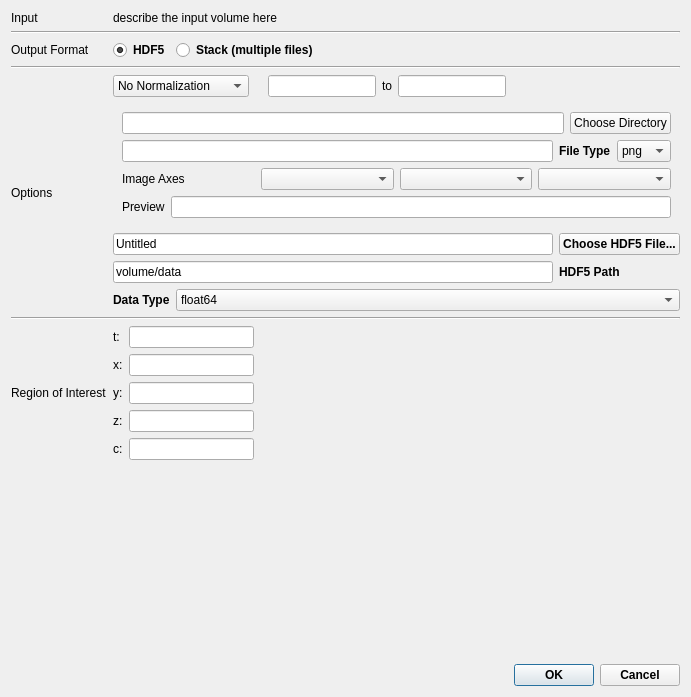
Above: volumina/widgets/ui/exporterDlg.ui from ilastik/volumina before the change. Below: the same form after it.
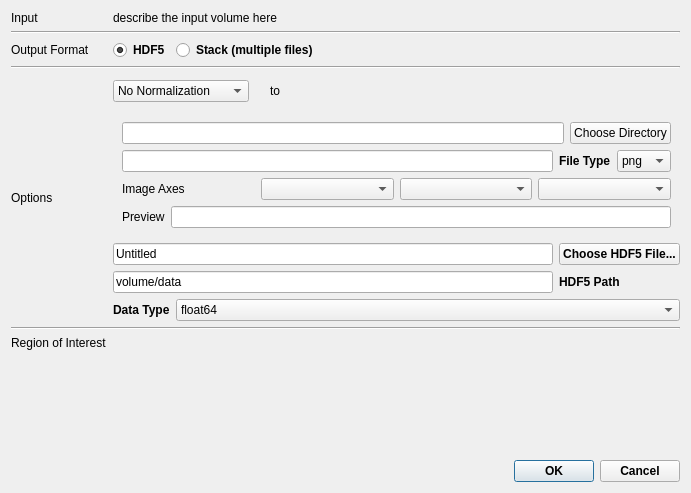
That is the form after the change. Custom widgets are drawn as their Qt base class.

Commit message: updated export dialog to use a separate widget for value ranges

The edit to the form file:
```diff
--- a/volumina/widgets/ui/exporterDlg.ui
+++ b/volumina/widgets/ui/exporterDlg.ui
@@ -7,7 +7,7 @@
     <x>0</x>
     <y>0</y>
     <width>691</width>
-    <height>697</height>
+    <height>493</height>
    </rect>
   </property>
   <property name="windowTitle">
@@ -350,198 +350,8 @@
        </property>
       </widget>
      </item>
-     <item row="9" column="1">
-      <layout class="QGridLayout" name="gridLayout_5">
-       <item row="0" column="0">
-        <widget class="QLabel" name="label_27">
-         <property name="text">
-          <string>t:</string>
-         </property>
-        </widget>
-       </item>
-       <item row="1" column="0">
-        <widget class="QLabel" name="label_24">
-         <property name="text">
-          <string>x:</string>
-         </property>
-        </widget>
-       </item>
-       <item row="2" column="0">
-        <widget class="QLabel" name="label_25">
-         <property name="text">
-          <string>y:</string>
-         </property>
-        </widget>
-       </item>
-       <item row="3" column="0">
-        <widget class="QLabel" name="label_26">
-         <property name="text">
-          <string>z:</string>
-         </property>
-        </widget>
-       </item>
-       <item row="4" column="1">
-        <widget class="QLineEdit" name="lineEditOutputShapeC">
-         <property name="sizePolicy">
-          <sizepolicy hsizetype="Minimum" vsizetype="Fixed">
-           <horstretch>0</horstretch>
-           <verstretch>0</verstretch>
-          </sizepolicy>
-         </property>
-         <property name="font">
-          <font>
-           <weight>75</weight>
-           <bold>true</bold>
-          </font>
-         </property>
-         <property name="alignment">
-          <set>Qt::AlignCenter</set>
-         </property>
-        </widget>
-       </item>
-       <item row="4" column="0">
-        <widget class="QLabel" name="label_28">
-         <property name="text">
-          <string>c:</string>
-         </property>
-        </widget>
-       </item>
-       <item row="2" column="1">
-        <widget class="QLineEdit" name="lineEditOutputShapeY">
-         <property name="sizePolicy">
-          <sizepolicy hsizetype="Minimum" vsizetype="Fixed">
-           <horstretch>0</horstretch>
-           <verstretch>0</verstretch>
-          </sizepolicy>
-         </property>
-         <property name="font">
-          <font>
-           <weight>75</weight>
-           <bold>true</bold>
-          </font>
-         </property>
-         <property name="alignment">
-          <set>Qt::AlignCenter</set>
-         </property>
-        </widget>
-       </item>
-       <item row="1" column="1">
-        <widget class="QLineEdit" name="lineEditOutputShapeX">
-         <property name="sizePolicy">
-          <sizepolicy hsizetype="Minimum" vsizetype="Fixed">
-           <horstretch>0</horstretch>
-           <verstretch>0</verstretch>
-          </sizepolicy>
-         </property>
-         <property name="font">
-          <font>
-           <weight>75</weight>
-           <bold>true</bold>
-          </font>
-         </property>
-         <property name="alignment">
-          <set>Qt::AlignCenter</set>
-         </property>
-        </widget>
-       </item>
-       <item row="0" column="1">
-        <widget class="QLineEdit" name="lineEditOutputShapeT">
-         <property name="sizePolicy">
-          <sizepolicy hsizetype="Minimum" vsizetype="Fixed">
-           <horstretch>0</horstretch>
-           <verstretch>0</verstretch>
-          </sizepolicy>
-         </property>
-         <property name="font">
-          <font>
-           <weight>75</weight>
-           <bold>true</bold>
-          </font>
-         </property>
-         <property name="alignment">
-          <set>Qt::AlignCenter</set>
-         </property>
-        </widget>
-       </item>
-       <item row="3" column="1">
-        <widget class="QLineEdit" name="lineEditOutputShapeZ">
-         <property name="sizePolicy">
-          <sizepolicy hsizetype="Minimum" vsizetype="Fixed">
-           <horstretch>0</horstretch>
-           <verstretch>0</verstretch>
-          </sizepolicy>
-         </property>
-         <property name="font">
-          <font>
-           <weight>75</weight>
-           <bold>true</bold>
-          </font>
-         </property>
-         <property name="alignment">
-          <set>Qt::AlignCenter</set>
-         </property>
-        </widget>
-       </item>
-       <item row="2" column="3">
-        <spacer name="horizontalSpacer_5">
-         <property name="orientation">
-          <enum>Qt::Horizontal</enum>
-         </property>
-         <property name="sizeHint" stdset="0">
-          <size>
-           <width>40</width>
-           <height>20</height>
-          </size>
-         </property>
-        </spacer>
-       </item>
-      </layout>
-     </item>
-     <item row="9" column="0">
-      <widget class="QLabel" name="label_6">
-       <property name="text">
-        <string>Region of Interest</string>
-       </property>
-      </widget>
-     </item>
      <item row="5" column="1">
       <layout class="QGridLayout" name="gridLayout_2">
-       <item row="0" column="1">
-        <layout class="QHBoxLayout" name="horizontalLayout_3">
-         <item>
-          <widget class="QLabel" name="label_8">
-           <property name="font">
-            <font>
-             <weight>50</weight>
-             <bold>false</bold>
-            </font>
-           </property>
-           <property name="text">
-            <string/>
-           </property>
-          </widget>
-         </item>
-         <item>
-          <widget class="QLineEdit" name="inputValueRange"/>
-         </item>
-         <item>
-          <widget class="QLabel" name="label_9">
-           <property name="font">
-            <font>
-             <weight>50</weight>
-             <bold>false</bold>
-            </font>
-           </property>
-           <property name="text">
-            <string>to</string>
-           </property>
-          </widget>
-         </item>
-         <item>
-          <widget class="QLineEdit" name="outputValueRange"/>
-         </item>
-        </layout>
-       </item>
        <item row="0" column="2">
         <spacer name="horizontalSpacer">
          <property name="orientation">
@@ -569,8 +379,43 @@
          </item>
         </widget>
        </item>
+       <item row="0" column="1">
+        <widget class="QWidget" name="inputOutputValueRanges" native="true">
+         <layout class="QHBoxLayout" name="horizontalLayout_3">
+          <item>
+           <widget class="ValueRangeWidget" name="inputValueRange" native="true"/>
+          </item>
+          <item>
+           <widget class="QLabel" name="label_9">
+            <property name="font">
+             <font>
+              <weight>50</weight>
+              <bold>false</bold>
+             </font>
+            </property>
+            <property name="text">
+             <string>to</string>
+            </property>
+           </widget>
+          </item>
+          <item>
+           <widget class="ValueRangeWidget" name="outputValueRange" native="true"/>
+          </item>
+         </layout>
+        </widget>
+       </item>
       </layout>
      </item>
+     <item row="9" column="0">
+      <widget class="QLabel" name="label">
+       <property name="text">
+        <string>Region of Interest</string>
+       </property>
+      </widget>
+     </item>
+     <item row="9" column="1">
+      <layout class="QGridLayout" name="roiLayout"/>
+     </item>
     </layout>
    </item>
    <item>
@@ -605,31 +450,14 @@
    </item>
   </layout>
  </widget>
- <tabstops>
-  <tabstop>radioButtonH5</tabstop>
-  <tabstop>radioButtonStack</tabstop>
-  <tabstop>normalizationComboBox</tabstop>
-  <tabstop>inputValueRange</tabstop>
-  <tabstop>outputValueRange</tabstop>
-  <tabstop>lineEditStackPath</tabstop>
-  <tabstop>pushButtonStackPath</tabstop>
-  <tabstop>lineEditStackFileName</tabstop>
-  <tabstop>comboBoxStackFileType</tabstop>
-  <tabstop>axesComboBox1</tabstop>
-  <tabstop>axesComboBox2</tabstop>
-  <tabstop>axesComboBox3</tabstop>
-  <tabstop>stackFilePatternPreview</tabstop>
-  <tabstop>lineEditH5FilePath</tabstop>
-  <tabstop>pushButtonPath</tabstop>
-  <tabstop>lineEditH5DataPath</tabstop>
-  <tabstop>comboBoxHdf5DataType</tabstop>
-  <tabstop>lineEditOutputShapeT</tabstop>
-  <tabstop>lineEditOutputShapeX</tabstop>
-  <tabstop>lineEditOutputShapeY</tabstop>
-  <tabstop>lineEditOutputShapeZ</tabstop>
-  <tabstop>lineEditOutputShapeC</tabstop>
-  <tabstop>buttonBox</tabstop>
- </tabstops>
+ <customwidgets>
+  <customwidget>
+   <class>ValueRangeWidget</class>
+   <extends>QWidget</extends>
+   <header>volumina.widgets.valueRangeWidget</header>
+   <container>1</container>
+  </customwidget>
+ </customwidgets>
  <resources/>
  <connections>
   <connection>
```
The commit also changes 3 other files.
